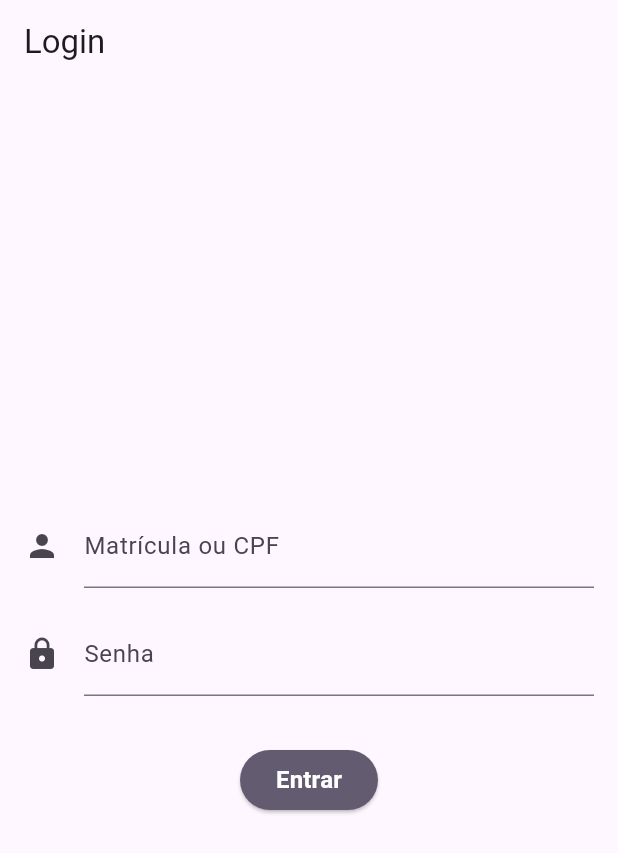
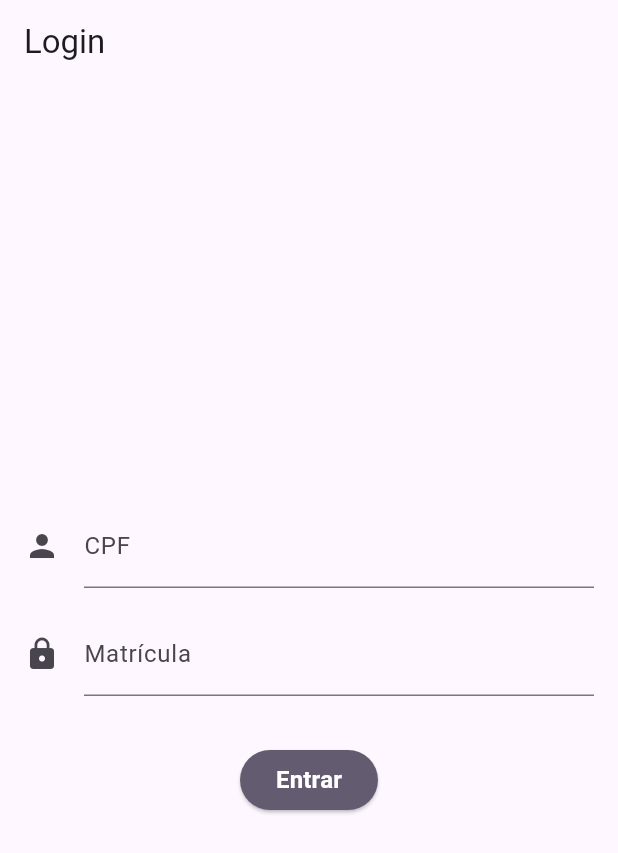
Before and after one commit to EliasPacheco/projeto-escola, a Flutter app: the screen it shows after launch, on a phone screen of 412 x 824 dp. Shown: the top 853 px of the screen. Run offline on Flutter 3.47's test engine with Material 3 defaults, Android fonts, the phone set to English and light mode, and no system bars; our stand-ins replace cloud_firestore, firebase_auth, firebase_core, firebase_storage, font_awesome_flutter, image_picker and 3 more; accounts and stored records are empty.

Commit message:
correção nome dos campos

```diff
--- a/lib/Login.dart
+++ b/lib/Login.dart
@@ -262,7 +262,7 @@ class _LoginPageState extends State<LoginPage> {
             TextField(
               controller: _matriculaCpfController,
               decoration: InputDecoration(
-                labelText: 'Matrícula ou CPF',
+                labelText: 'CPF',
                 icon: Icon(Icons.person),
               ),
               keyboardType: TextInputType.number,
@@ -272,7 +272,7 @@ class _LoginPageState extends State<LoginPage> {
             TextField(
               controller: _senhaController,
               decoration: InputDecoration(
-                labelText: 'Senha',
+                labelText: 'Matrícula',
                 icon: Icon(Icons.lock),
               ),
               keyboardType: TextInputType.number,
```
